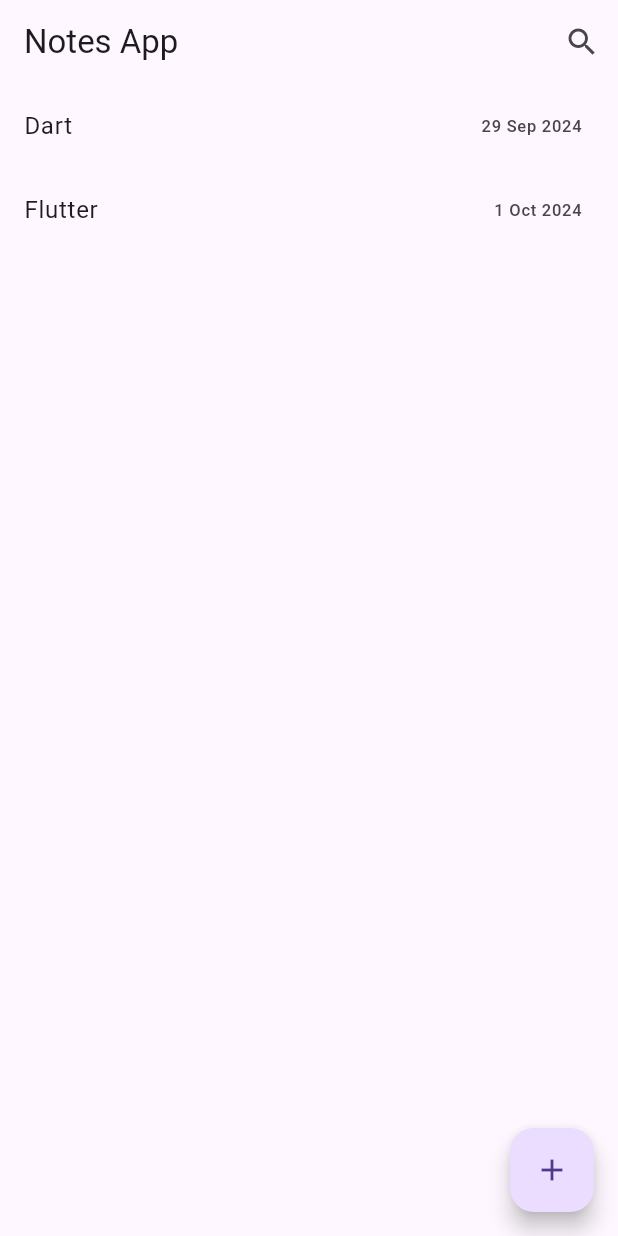
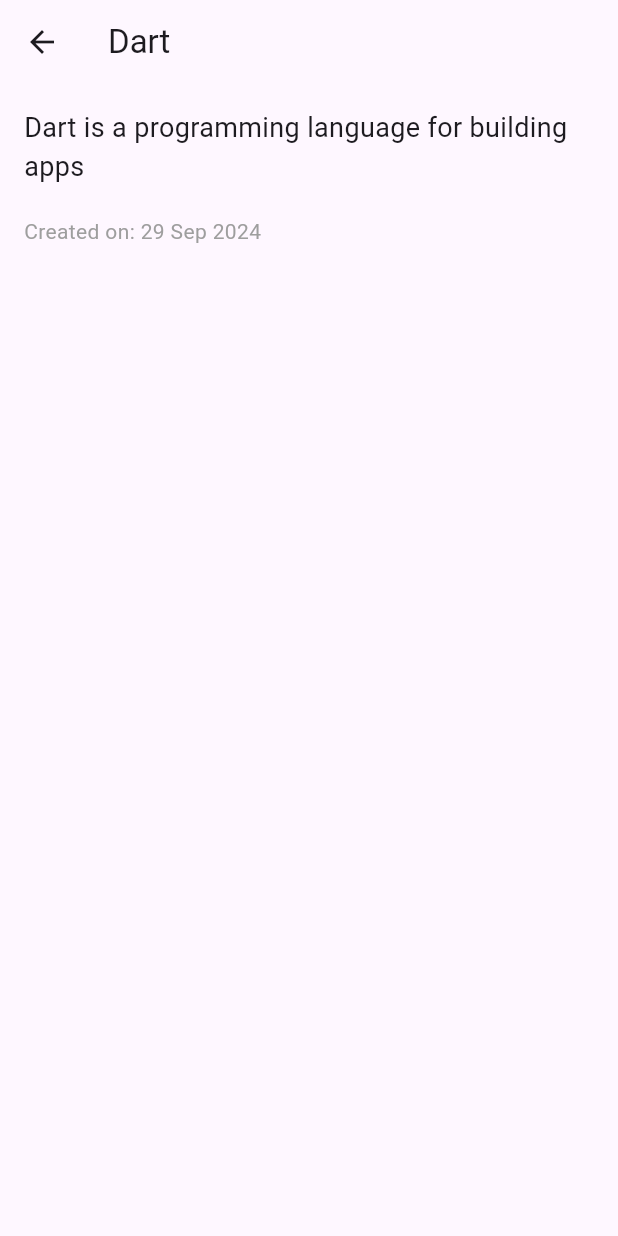
Before and after one commit to Yadija/flutter_notes_app, a Flutter app: the screen it shows after launch, after a tap on "Dart", on a phone screen of 412 x 824 dp. Run offline on Flutter 3.47's test engine with Material 3 defaults, Android fonts, the phone set to English and light mode, and no system bars.

Commit message:
⚒️build: make detail page

```diff
--- /dev/null
+++ b/lib/screens/detail.dart
@@ -0,0 +1,35 @@
+import 'package:flutter/material.dart';
+import 'package:flutter_notes_app/model/note.dart';
+import 'package:intl/intl.dart';
+
+class Detail extends StatelessWidget {
+  final Note note;
+
+  const Detail({super.key, required this.note});
+
+  @override
+  Widget build(BuildContext context) {
+    return Scaffold(
+      appBar: AppBar(
+        title: Text(note.title),
+      ),
+      body: Padding(
+        padding: const EdgeInsets.all(16.0),
+        child: Column(
+          crossAxisAlignment: CrossAxisAlignment.start,
+          children: [
+            Text(
+              note.content,
+              style: const TextStyle(fontSize: 18),
+            ),
+            const SizedBox(height: 20),
+            Text(
+              'Created on: ${DateFormat('d MMM yyyy').format(note.createdAt)}',
+              style: const TextStyle(color: Colors.grey),
+            ),
+          ],
+        ),
+      ),
+    );
+  }
+}
--- a/lib/screens/home.dart
+++ b/lib/screens/home.dart
@@ -2,6 +2,7 @@ import 'package:flutter/material.dart';
 import 'package:flutter_notes_app/model/note.dart';
 import 'package:flutter_notes_app/screens/add_note.dart';
 import 'package:flutter_notes_app/screens/search.dart';
+import 'package:flutter_notes_app/screens/detail.dart';
 import 'package:intl/intl.dart';
 
 class HomePage extends StatefulWidget {
@@ -78,6 +79,12 @@ class _HomePageState extends State<HomePage> {
                 ),
               );
             },
+            onTap: () {
+              Navigator.push(
+                context,
+                MaterialPageRoute(builder: (context) => Detail(note: notes[index])),
+              );
+            },
           );
         },
       ),
```
